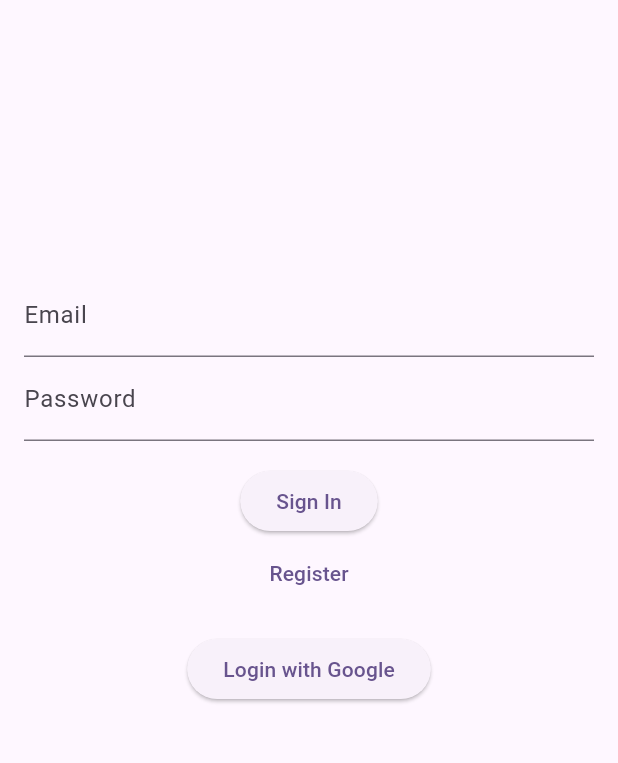
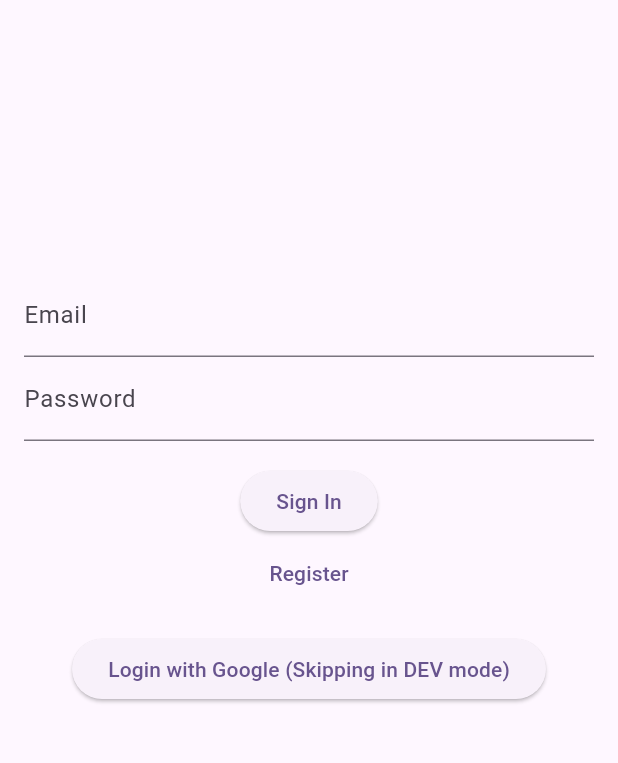
Before and after one commit to pankajsharma2000/steamkids, a Flutter app: the screen it shows after launch, on a phone screen of 412 x 824 dp, the part 258-1021 px from its top. Run offline on Flutter 3.47's test engine with Material 3 defaults, Android fonts, the phone set to English and light mode, and no system bars; our stand-ins replace cloud_firestore, firebase_auth, firebase_core, firebase_storage, flutter_riverpod, go_router and 1 more; accounts and stored records are empty.

Commit message:
updated google login sign

```diff
--- a/lib/common/presentation/auth/pages/login_page.dart
+++ b/lib/common/presentation/auth/pages/login_page.dart
@@ -159,7 +159,7 @@ class LoginPage extends ConsumerWidget {
                         await signInWithGoogle(context);
                       }
                     },
-                    child: const Text('Login with Google'),
+                    child: const Text('Login with Google (Skipping in DEV mode)'),
                   ),
                 ],
               ),
```
